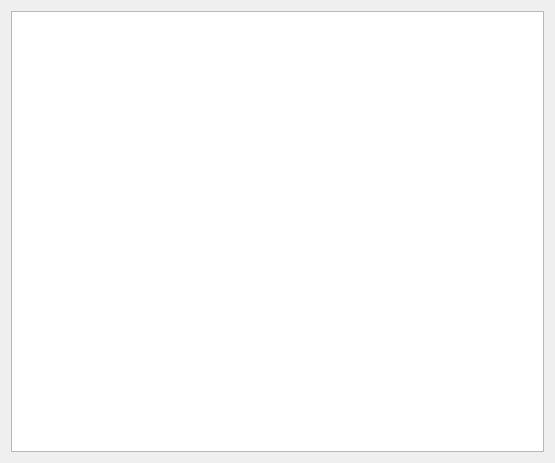
Above: src/dialogs/fileblamedialog.ui from HamedMasafi/GitKlient before the change. Below: the same form after it.
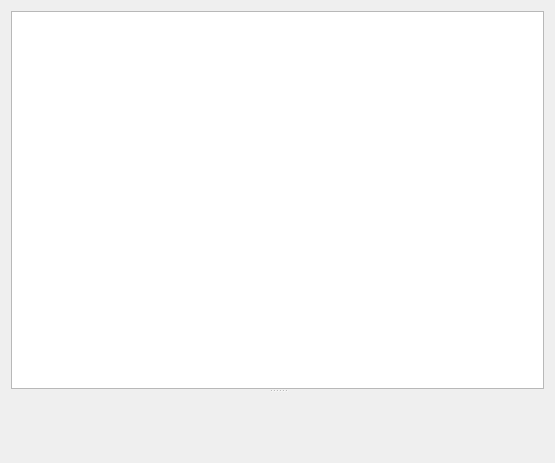
That is the form after the change. Custom widgets are drawn as their Qt base class.

Patch:
```diff
--- a/src/dialogs/fileblamedialog.ui
+++ b/src/dialogs/fileblamedialog.ui
@@ -15,7 +15,13 @@
   </property>
   <layout class="QVBoxLayout" name="verticalLayout">
    <item>
-    <widget class="BlameCodeView" name="plainTextEdit"/>
+    <widget class="QSplitter" name="splitter">
+     <property name="orientation">
+      <enum>Qt::Vertical</enum>
+     </property>
+     <widget class="BlameCodeView" name="plainTextEdit"/>
+     <widget class="LogDetailsWidget" name="logDetailsWidget" native="true"/>
+    </widget>
    </item>
   </layout>
  </widget>
@@ -25,6 +31,12 @@
    <extends>QPlainTextEdit</extends>
    <header>widgets/blamecodeview.h</header>
   </customwidget>
+  <customwidget>
+   <class>LogDetailsWidget</class>
+   <extends>QWidget</extends>
+   <header>widgets/logdetailswidget.h</header>
+   <container>1</container>
+  </customwidget>
  </customwidgets>
  <resources/>
  <connections/>
```
